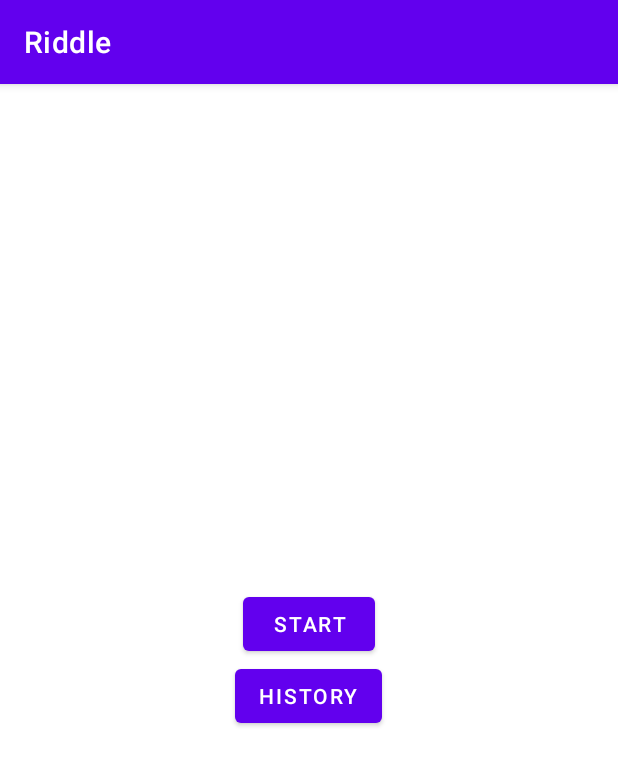
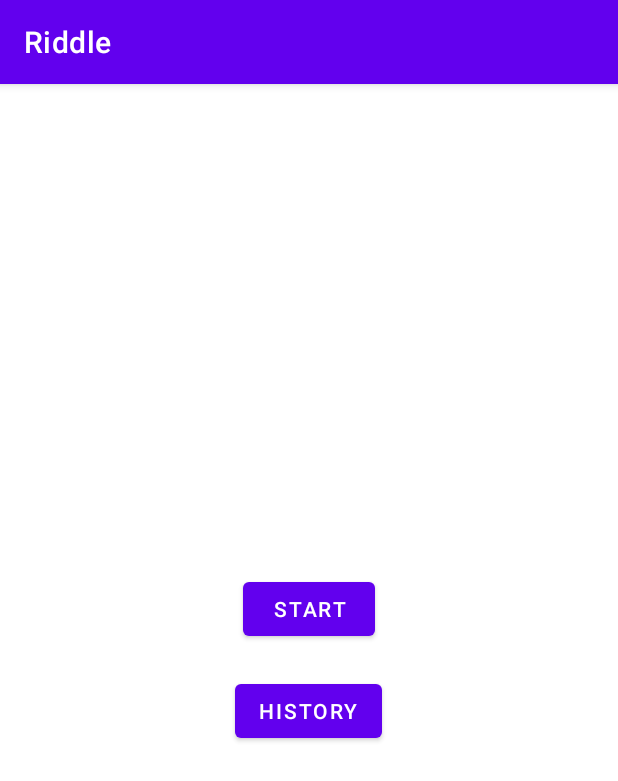
Before and after one commit to KingOnHuy/CS355_Final_Project, an Android app: the screen it shows after launch (MainActivity), on a phone screen of 412 x 824 dp. Shown: the top 781 px of the screen. Run offline under Robolectric (Android 15) with nearby library versions, the phone set to English and light mode, and no system bars.

Commit message:
Update layout main activity_main.xml

```diff
--- a/app/src/main/res/layout/activity_main.xml
+++ b/app/src/main/res/layout/activity_main.xml
@@ -16,12 +16,14 @@
             android:id="@+id/startBtn"
             android:layout_width="wrap_content"
             android:layout_height="wrap_content"
+            android:layout_margin="10dp"
             android:text="@string/start" />
 
         <Button
             android:id="@+id/historyBtn"
             android:layout_width="wrap_content"
             android:layout_height="wrap_content"
+            android:layout_margin="10dp"
             android:text="@string/history" />
     </LinearLayout>
 </androidx.constraintlayout.widget.ConstraintLayout>
```
